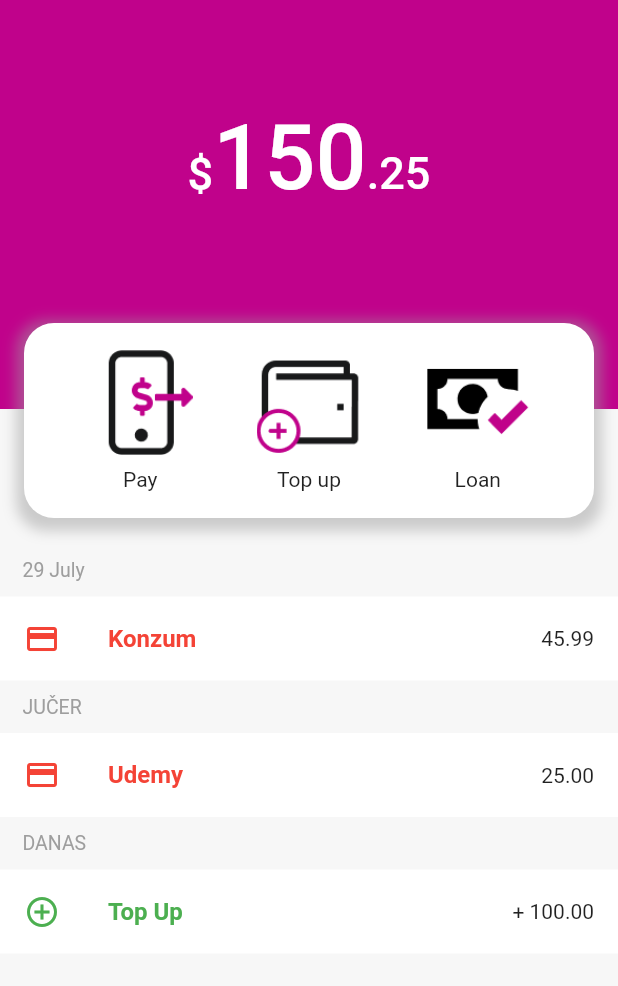
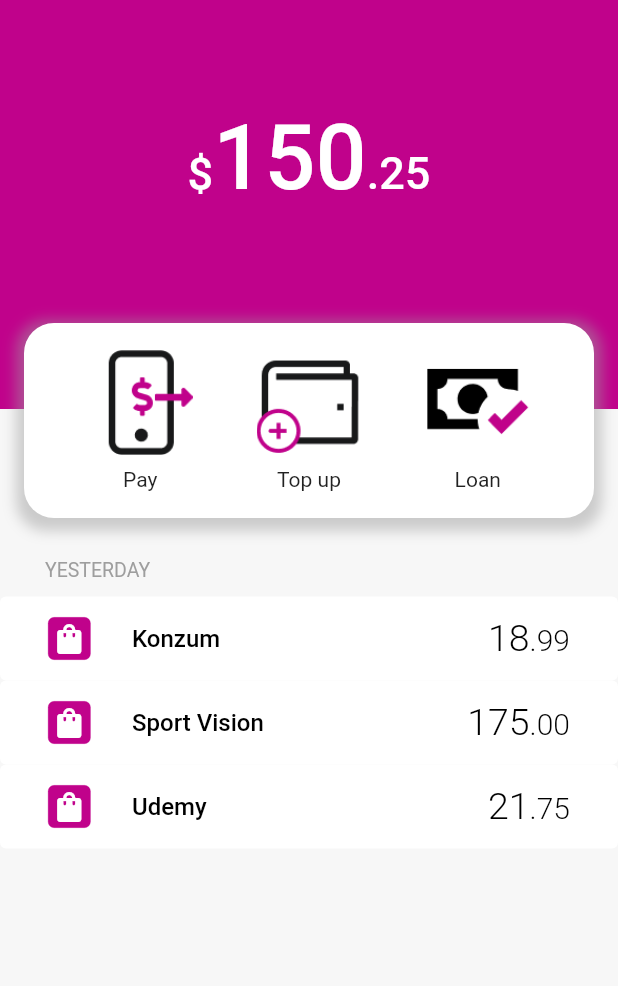
Before and after one commit to KerimZuna/MoneyApp, a Flutter app: the screen it shows after launch, on a phone screen of 412 x 824 dp, the part 59-1045 px from its top. Run offline on Flutter 3.47's test engine with Material 2 defaults, Android fonts, the phone set to English and light mode, and no system bars; our stand-ins replace get.

Commit message:
Kreiran 'Details Transaction' page.

```diff
--- a/money_app/lib/controllers/balanceController.dart
+++ b/money_app/lib/controllers/balanceController.dart
@@ -45,29 +45,30 @@ class iznosController extends GetxController {
     return [
       Transakcije(
         tip: tipTransakcije.UPLATA,
-        iznos: 45.99,
-        datum: DateTime.now().subtract(const Duration(days: 2)),
+        iznos: 18.99,
+        datum: DateTime.now().subtract(const Duration(days: 1)),
         naziv: 'Konzum',
       ),
       Transakcije(
         tip: tipTransakcije.UPLATA,
-        iznos: 25.00,
+        iznos: 175.00,
+        datum: DateTime.now().subtract(const Duration(days: 1)),
+        naziv: 'Sport Vision',
+      ),
+      Transakcije(
+        tip: tipTransakcije.UPLATA,
+        iznos: 21.75,
         datum: DateTime.now().subtract(const Duration(days: 1)),
         naziv: 'Udemy',
-      ),
-      Transakcije(
-        tip: tipTransakcije.DEPOSIT,
-        iznos: 100.00,
-        datum: DateTime.now().subtract(const Duration(hours: 2)),
       ),
     ];
   }
 
   String formatDate(DateTime datum) {
     if (DateTime.now().difference(datum).inDays == 0) {
-      return 'DANAS';
+      return 'TODAY';
     } else if (DateTime.now().difference(datum).inDays == 1) {
-      return 'JUČER';
+      return 'YESTERDAY';
     } else {
       return DateFormat('d MMMM').format(datum);
     }
--- a/money_app/lib/transactions.dart
+++ b/money_app/lib/transactions.dart
@@ -1,11 +1,11 @@
 import 'package:flutter/material.dart';
 import 'package:get/get.dart';
-import 'package:intl/intl.dart';
 import 'package:money_app/loan.dart';
 import 'package:money_app/models/modelTransaction.dart';
 import 'package:money_app/topup.dart';
 import 'package:money_app/pay.dart';
 import 'controllers/balanceController.dart';
+import 'detailsTransaction.dart';
 
 class Transactions extends StatelessWidget {
   const Transactions({Key? key}) : super(key: key);
@@ -95,7 +95,7 @@ class Transactions extends StatelessWidget {
                               children: [
                                 Padding(
                                   padding:
-                                      const EdgeInsets.fromLTRB(15, 5, 20, 0),
+                                      const EdgeInsets.fromLTRB(30, 5, 20, 0),
                                   child: Padding(
                                     padding:
                                         const EdgeInsets.fromLTRB(0, 5, 0, 10),
@@ -122,46 +122,83 @@ class Transactions extends StatelessWidget {
 
                                     if (transaction?.tip ==
                                         tipTransakcije.DEPOSIT) {
-                                      iconData = Icons.add_circle_outline;
+                                      iconData = Icons.add_circle_rounded;
                                       transactionText = 'Top Up';
-                                      amountText = '+ $amountText';
+                                      amountText = '+$amountText';
                                     } else if (transaction?.tip ==
                                         tipTransakcije.LOAN) {
-                                      iconData = Icons.attach_money;
+                                      iconData =
+                                          Icons.assured_workload_outlined;
                                       transactionText = 'Loan';
-                                      amountText = '+ $amountText';
+                                      amountText = '+$amountText';
                                     } else {
-                                      iconData = Icons.payment;
+                                      iconData = Icons.shopping_bag;
                                       transactionText = transaction!.naziv;
                                     }
 
-                                    return Container(
-                                      color: Colors.white,
+                                    return ElevatedButton(
+                                      onPressed: () {
+                                        Get.to(() => DetailsTransaction(
+                                            transaction: transaction));
+                                      },
+                                      style: ElevatedButton.styleFrom(
+                                        foregroundColor: Colors.black,
+                                        backgroundColor: Colors.white,
+                                        elevation: 0,
+                                      ),
                                       child: ListTile(
-                                        leading: Icon(
-                                          iconData,
-                                          color: transaction!.tip ==
-                                                  tipTransakcije.DEPOSIT
-                                              ? Colors.green
-                                              : transaction.tip ==
-                                                      tipTransakcije.LOAN
-                                                  ? Colors.blue
-                                                  : Colors.red,
+                                        leading: Container(
+                                          decoration: BoxDecoration(
+                                            border: Border.all(
+                                                color: Color(0xFFC0028B),
+                                                width: 0.2),
+                                            borderRadius:
+                                                BorderRadius.circular(4),
+                                            color: Color(0xFFC0028B),
+                                          ),
+                                          padding: const EdgeInsets.all(2),
+                                          child: Icon(
+                                            iconData,
+                                            color: Colors.white,
+                                          ),
                                         ),
                                         title: Text(
                                           transactionText,
-                                          style: TextStyle(
-                                            fontWeight: FontWeight.bold,
-                                            color: transaction.tip ==
-                                                    tipTransakcije.DEPOSIT
-                                                ? Colors.green
-                                                : transaction.tip ==
-                                                        tipTransakcije.LOAN
-                                                    ? Colors.blue
-                                                    : Colors.red,
+                                          style: const TextStyle(
+                                            fontWeight: FontWeight.w500,
+                                            color: Colors.black,
                                           ),
                                         ),
-                                        trailing: Text(amountText),
+                                        trailing: Text.rich(
+                                          TextSpan(
+                                            children: [
+                                              TextSpan(
+                                                text: amountText.substring(
+                                                    0, amountText.indexOf('.')),
+                                                style: TextStyle(
+                                                  color: transaction?.tip ==
+                                                          tipTransakcije.DEPOSIT
+                                                      ? Colors.pink
+                                                      : Colors.black,
+                                                  fontSize: 25,
+                                                  fontWeight: FontWeight.w300,
+                                                ),
+                                              ),
+                                              TextSpan(
+                                                text: amountText.substring(
+                                                    amountText.indexOf('.')),
+                                                style: TextStyle(
+                                                  color: transaction?.tip ==
+                                                          tipTransakcije.DEPOSIT
+                                                      ? Colors.pink
+                                                      : Colors.black,
+                                                  fontSize: 20,
+                                                  fontWeight: FontWeight.w300,
+                                                ),
+                                              ),
+                                            ],
+                                          ),
+                                        ),
                                       ),
                                     );
                                   },
@@ -252,12 +289,6 @@ class Transactions extends StatelessWidget {
   }
 
   String formatDate(DateTime datum) {
-    if (DateTime.now().difference(datum).inDays == 0) {
-      return 'DANAS';
-    } else if (DateTime.now().difference(datum).inDays == 1) {
-      return 'JUČER';
-    } else {
-      return DateFormat('d MMMM').format(datum);
-    }
+    return iznosController().formatDate(datum);
   }
 }
```
Also changed, not shown: money_app/lib/controllers/loanController.dart (+9 -7 lines), money_app/lib/detailsTransaction.dart (added, +259 -0 lines).
